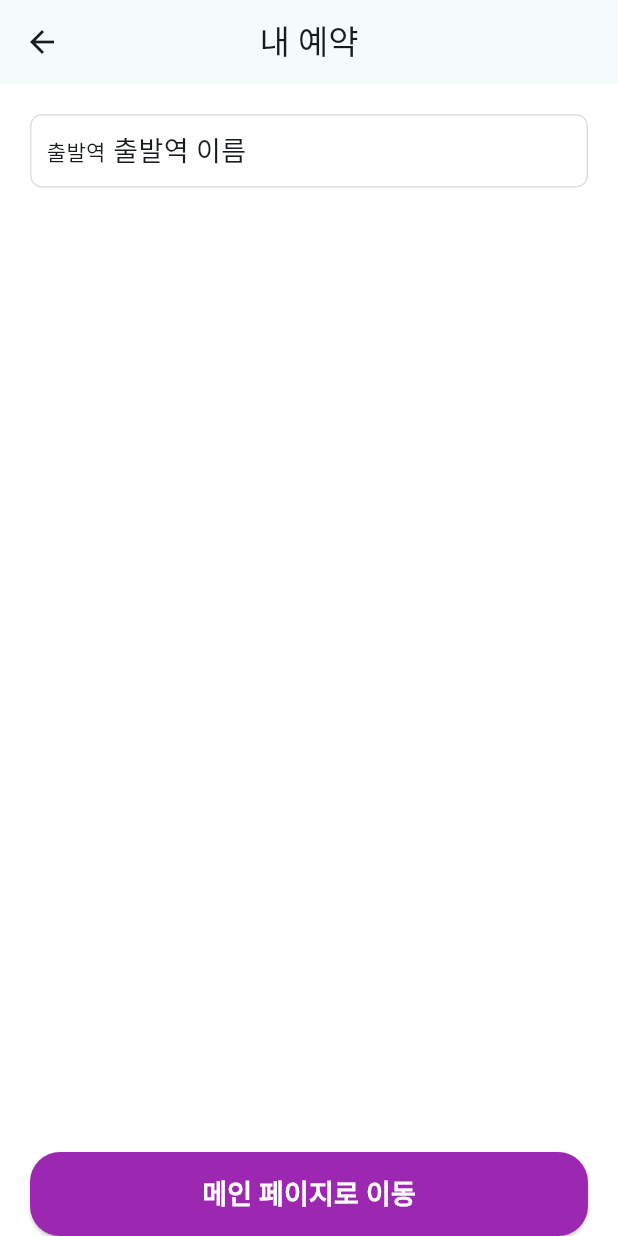
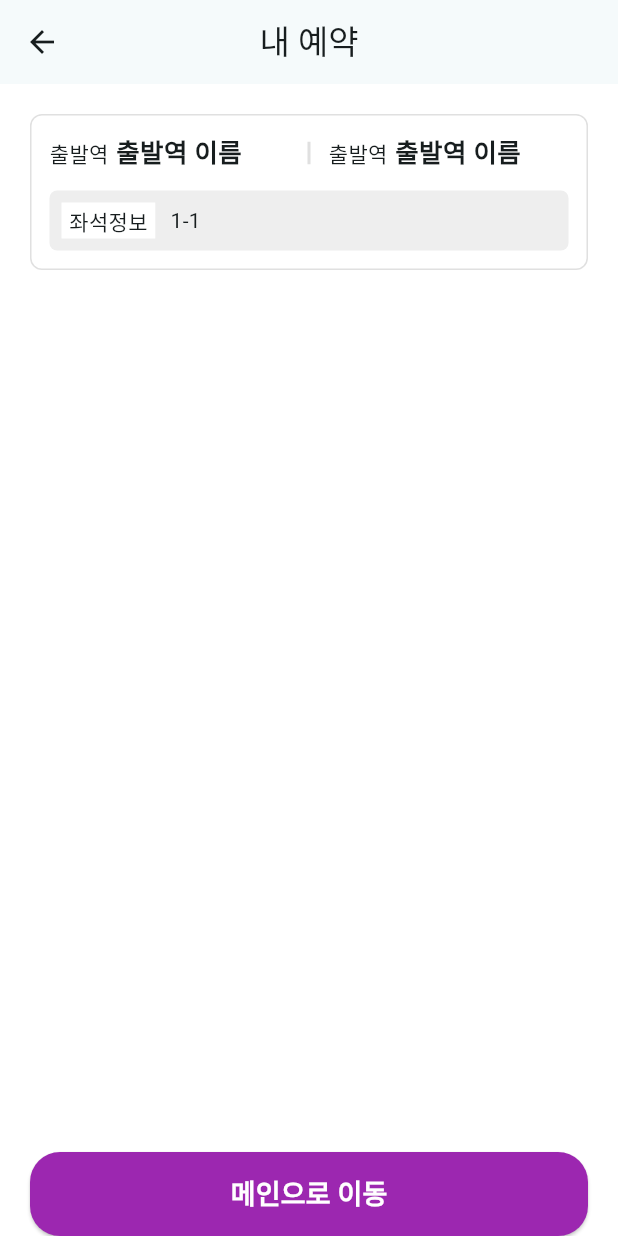
Before and after one commit to moong414/flutter_train_app, a Flutter app: the ReservePage screen opened directly with empty values, on a phone screen of 412 x 824 dp. Run offline on Flutter 3.47's test engine with Material 3 defaults, Android fonts, the phone set to English and light mode, and no system bars.

Commit message:
docs: 주석 수정

```diff
--- a/lib/home_page.dart
+++ b/lib/home_page.dart
@@ -30,7 +30,7 @@ class _HomePageState extends State<HomePage> {
     }
   }
 
-  //역선택 표시 위젯용 함수
+  //역선택 표시 위젯
   Expanded selectStationBox(int num, String stTitle) {
     return Expanded(
       child: GestureDetector(
--- a/lib/reserve_page.dart
+++ b/lib/reserve_page.dart
@@ -10,45 +10,103 @@ class ReservePage extends StatefulWidget {
 }
 
 class _ReservePageState extends State<ReservePage> {
-  @override
-  Widget build(BuildContext context) {
-    return Scaffold(
-      appBar: AppBar(title: Text('내 예약'), centerTitle: true),
-      body: Padding(
-        padding: const EdgeInsets.all(20),
-        child: SingleChildScrollView(
+  //예약박스 함수
+
+  //예약박스 UI
+  Padding reservedBox(BuildContext context) {
+    return Padding(
+      padding: const EdgeInsets.all(20),
+      child: Container(
+        width: double.infinity,
+        decoration: BoxDecoration(
+          border: Border.all(
+            color: Theme.of(context).colorScheme.outline,
+            width: 1,
+          ),
+          borderRadius: BorderRadius.circular(8),
+        ),
+        child: Padding(
+          padding: EdgeInsets.all(12),
           child: Column(
             children: [
+              Row(
+                children: [
+                  reservedStationInfo(),
+                  Padding(
+                    padding: const EdgeInsets.symmetric(horizontal: 12),
+                    child: Container(
+                      width: 2,
+                      height: 15,
+                      color: Theme.of(context).colorScheme.outline,
+                    ),
+                  ),
+                  reservedStationInfo(),
+                ],
+              ),
+              SizedBox(height: 12),
               Container(
                 width: double.infinity,
                 decoration: BoxDecoration(
-                  border: Border.all(
-                    color: Theme.of(context).colorScheme.outline,
-                    width: 1,
+                  color: Theme.of(context).colorScheme.secondaryContainer,
+                  borderRadius: BorderRadius.circular(5),
+                ),
+                child: Padding(
+                  padding: const EdgeInsets.all(8),
+                  child: Row(
+                    children: [
+                      Container(
+                        color: Theme.of(context).colorScheme.tertiary,
+                        child: Padding(
+                          padding: const EdgeInsets.fromLTRB(5, 2, 5, 2),
+                          child: Text('좌석정보'),
+                        ),
+                      ),
+                      SizedBox(width: 10),
+                      Text('1-1', style: TextStyle(fontSize: 14)),
+                    ],
                   ),
-                  borderRadius: BorderRadius.circular(8),
                 ),
-                child: Padding(padding: EdgeInsets.all(10), child: Row(children: [
-                  Text('출발역'),
-                  SizedBox(width: 5,),
-                  Text('출발역 이름', style: TextStyle(fontSize: 18),),
-                ],)),
               ),
             ],
           ),
         ),
       ),
+    );
+  }
+
+  //예약된 역 정보 UI
+  Expanded reservedStationInfo() {
+    return Expanded(
+      child: Row(
+        children: [
+          Text('출발역'),
+          SizedBox(width: 5),
+          Text(
+            '출발역 이름',
+            style: TextStyle(fontSize: 17, fontWeight: FontWeight.bold),
+          ),
+        ],
+      ),
+    );
+  }
+
+  //메인페이지로 이동 함수
+  void toMainBtn() {
+    int count = 0;
+    Navigator.popUntil(context, (_) => count++ == 3);
+  }
+
+  @override
+  Widget build(BuildContext context) {
+    return Scaffold(
+      appBar: AppBar(title: Text('내 예약'), centerTitle: true),
+      body: SingleChildScrollView(
+        child: Column(children: [reservedBox(context)]),
+      ),
       bottomNavigationBar: SafeArea(
         child: Padding(
           padding: EdgeInsets.symmetric(horizontal: 20),
-          child: purpleMainButton(
-            text: '메인 페이지로 이동',
-            onPressed: () {
-              // 삭제 로직
-              int count = 0;
-              Navigator.popUntil(context, (_) => count++ == 3);
-            },
-          ),
+          child: purpleMainButton(text: '메인으로 이동', onPressed: toMainBtn),
         ),
       ),
     );
--- a/lib/seat_page.dart
+++ b/lib/seat_page.dart
@@ -28,7 +28,7 @@ class _SeatPageState extends State<SeatPage> {
     );
   }
 
-  //행 정보 함수
+  //행정보 UI
   Padding seatColInfo({String spel = ''}) {
     return Padding(
       padding: const EdgeInsets.symmetric(horizontal: 2, vertical: 4),
@@ -36,7 +36,7 @@ class _SeatPageState extends State<SeatPage> {
     );
   }
 
-  //행 함수
+  //행 UI
   Row seatRow(int rowIndex) {
     return Row(
       mainAxisAlignment: MainAxisAlignment.center,
@@ -70,7 +70,7 @@ class _SeatPageState extends State<SeatPage> {
     setState(() {});
   }
 
-  //좌석 함수
+  //좌석 UI
   Padding seatRowItem(int rowIndex, int seatIndex) {
     //해당 좌석이 선택된 좌석인지 확인
     bool isSelected = selectedSeatMap[rowIndex]?.contains(seatIndex) ?? false;
--- a/lib/station_list_page.dart
+++ b/lib/station_list_page.dart
@@ -37,7 +37,7 @@ class _StationListPageState extends State<StationListPage> {
     );
   }
 
-  //위젯
+  //역아이템
   Container stationItem(String stName) {
     return Container(
       width: double.infinity,
```
